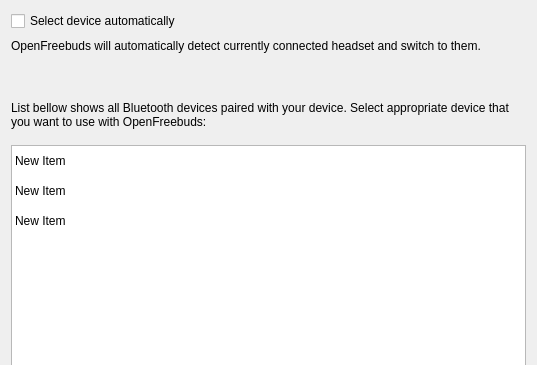
Qt form openfreebuds_qt/designer/module_device_select.ui (melianmiko/OpenFreebuds) before a commit; both pictures show x 0 to 537 and y 0 to 365 of the 537 by 526 pixel window.
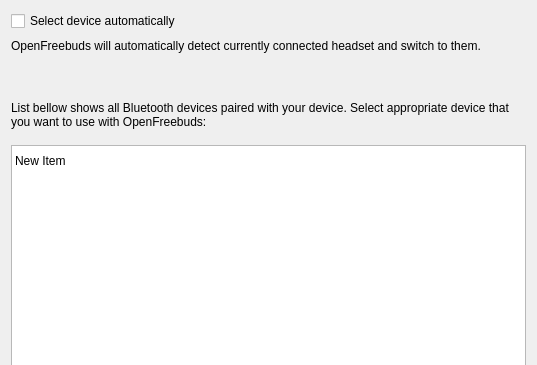
The same form after that commit.

```diff
--- a/openfreebuds_qt/designer/module_device_select.ui
+++ b/openfreebuds_qt/designer/module_device_select.ui
@@ -137,17 +137,7 @@
         </property>
         <item>
          <property name="text">
-          <string>New Item</string>
-         </property>
-        </item>
-        <item>
-         <property name="text">
-          <string>New Item</string>
-         </property>
-        </item>
-        <item>
-         <property name="text">
-          <string>New Item</string>
+          <string notr="true">New Item</string>
          </property>
         </item>
        </widget>
```
Left out of the diff: 12 changed lines with no effect on the pictures.
